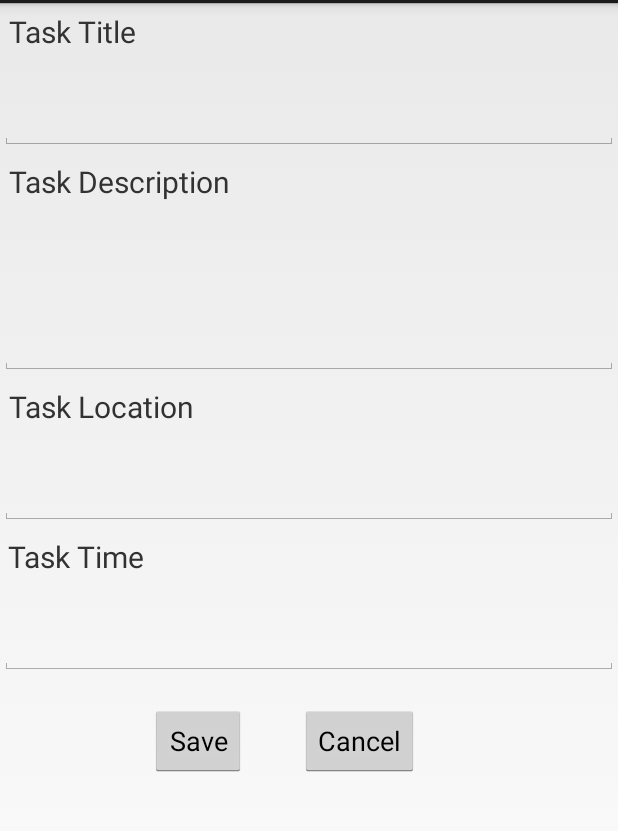
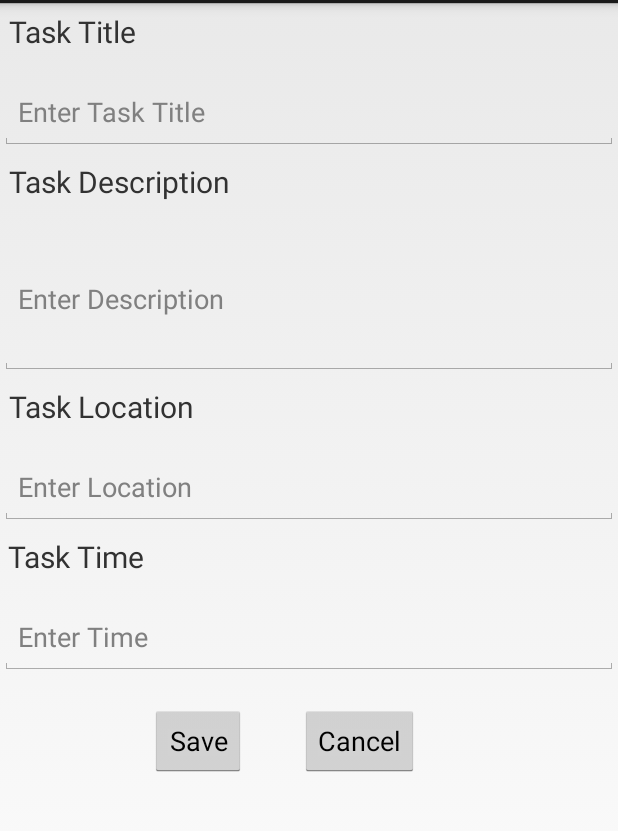
Before and after one commit to aloknathsaha1987/ToDoList, an Android app: the CreateNewNoteActivity screen opened directly, with no data from a screen before it, on a phone screen of 412 x 824 dp, the part 69-900 px from its top. Run offline under Robolectric (Android 15) with nearby library versions, the phone set to English and light mode, and no system bars.

Commit message:
Added Time Dialog and Sort Functionality

```diff
--- a/app/build.gradle
+++ b/app/build.gradle
@@ -6,7 +6,7 @@ android {
 
     defaultConfig {
         applicationId "com.aloknath.notetakingapp"
-        minSdkVersion 14
+        minSdkVersion 16
         targetSdkVersion 18
         versionCode 1
         versionName "1.0"
--- a/app/src/main/AndroidManifest.xml
+++ b/app/src/main/AndroidManifest.xml
@@ -11,6 +11,7 @@
             android:name=".MainActivity"
             android:label="@string/app_name"
             android:configChanges="orientation|screenSize">
+
             <intent-filter>
                 <action android:name="android.intent.action.MAIN" />
 
--- a/app/src/main/java/com/aloknath/notetakingapp/CreateNewNoteActivity.java
+++ b/app/src/main/java/com/aloknath/notetakingapp/CreateNewNoteActivity.java
@@ -1,14 +1,21 @@
 package com.aloknath.notetakingapp;
 
+import android.app.TimePickerDialog;
 import android.content.Intent;
 import android.os.Bundle;
 import android.view.MenuItem;
 import android.view.View;
 import android.widget.Button;
 import android.widget.EditText;
+import android.widget.TimePicker;
 
 import com.aloknath.notetakingapp.data.NoteItem;
 import com.aloknath.notetakingapp.database.DateDataSource;
+
+import java.text.DateFormat;
+import java.text.SimpleDateFormat;
+import java.util.Calendar;
+import java.util.Locale;
 
 /**
  * Created by ALOKNATH on 2/11/2015.
@@ -17,6 +24,9 @@ public class CreateNewNoteActivity extends NoteEditorActivity {
 
     private NoteItem item;
     private DateDataSource dataSource;
+    final Calendar calendar = Calendar.getInstance();
+    EditText setTime;
+
     @Override
     protected void onCreate(Bundle savedInstanceState) {
         super.onCreate(savedInstanceState);
@@ -29,22 +39,7 @@ public class CreateNewNoteActivity extends NoteEditorActivity {
         Intent intent = this.getIntent();
         item = new NoteItem();
         item.setKey(intent.getStringExtra("key"));
-        item.setTime(intent.getStringExtra("time"));
-        item.setTitle(intent.getStringExtra("title"));
-        item.setDescription(intent.getStringExtra("description"));
-        item.setLocation(intent.getStringExtra("location"));
-
-        EditText editText = (EditText)findViewById(R.id.titleText);
-        editText.setText(item.getTitle());
-
-        editText = (EditText)findViewById(R.id.titleDescription);
-        editText.setText(item.getDescription());
-
-        editText = (EditText)findViewById(R.id.titleLocation);
-        editText.setText(item.getLocation());
-
-        editText = (EditText)findViewById(R.id.titleTime);
-        editText.setText(item.getTime());
+        setTime = (EditText)findViewById(R.id.titleTime);
 
         Button save = (Button)findViewById(R.id.save_button);
         save.setOnClickListener(new View.OnClickListener() {
@@ -61,8 +56,31 @@ public class CreateNewNoteActivity extends NoteEditorActivity {
                 finish();
             }
         });
-        //Toast.makeText(this, "Weird: " + item.getKey() , Toast.LENGTH_SHORT).show();
+
     }
+
+    TimePickerDialog.OnTimeSetListener time = new TimePickerDialog.OnTimeSetListener() {
+        @Override
+        public void onTimeSet(TimePicker timePicker, int hourOfDay, int minute) {
+            calendar.set(Calendar.HOUR_OF_DAY, hourOfDay);
+            calendar.set(Calendar.MINUTE, minute);
+            setCurrentDateOnView();
+
+        }
+    };
+
+    private void setCurrentDateOnView() {
+        String timeFormat = "kk:mm";
+        SimpleDateFormat stf = new SimpleDateFormat(timeFormat, Locale.US);
+       // setTime.setText(stf.format(calendar.getTime()));
+        setTime.setText(stf.format(calendar.getTime()));
+
+    }
+
+    public void timeOnClick(View view){
+        new TimePickerDialog(CreateNewNoteActivity.this, time, calendar.get(Calendar.HOUR), calendar.get(Calendar.MINUTE), true).show();
+    }
+
 
     @Override
     protected void onResume() {
@@ -91,11 +109,10 @@ public class CreateNewNoteActivity extends NoteEditorActivity {
 
     private void saveToDbAndFinish() {
 
-        EditText editText = (EditText)findViewById(R.id.titleTime);
-        String noteText = editText.getText().toString();
+        String noteText = setTime.getText().toString();
         item.setTime(noteText);
 
-        editText = (EditText)findViewById(R.id.titleText);
+        EditText editText = (EditText)findViewById(R.id.titleText);
         noteText = editText.getText().toString();
         item.setTitle(noteText);
 
@@ -106,7 +123,6 @@ public class CreateNewNoteActivity extends NoteEditorActivity {
         editText = (EditText)findViewById(R.id.titleLocation);
         noteText = editText.getText().toString();
         item.setLocation(noteText);
-
 
         dataSource.addDayItems(item);
         dataSource.close();
--- a/app/src/main/java/com/aloknath/notetakingapp/NoteEditorActivity.java
+++ b/app/src/main/java/com/aloknath/notetakingapp/NoteEditorActivity.java
@@ -1,15 +1,24 @@
 package com.aloknath.notetakingapp;
 
 import android.app.Activity;
+import android.app.DatePickerDialog;
+import android.app.TimePickerDialog;
 import android.content.Intent;
 import android.os.Bundle;
 import android.view.MenuItem;
 import android.view.View;
 import android.widget.Button;
+import android.widget.DatePicker;
 import android.widget.EditText;
+import android.widget.TimePicker;
 
 import com.aloknath.notetakingapp.data.NoteItem;
 import com.aloknath.notetakingapp.database.DateDataSource;
+
+import java.sql.Time;
+import java.text.SimpleDateFormat;
+import java.util.Calendar;
+import java.util.Locale;
 
 /**
  * Created by ALOKNATH on 2/9/2015.
@@ -18,6 +27,8 @@ public class NoteEditorActivity extends Activity {
 
     private NoteItem note;
     private DateDataSource dataSource;
+    final Calendar calendar = Calendar.getInstance();
+    EditText setTime;
     @Override
     protected void onCreate(Bundle savedInstanceState) {
         super.onCreate(savedInstanceState);
@@ -42,8 +53,8 @@ public class NoteEditorActivity extends Activity {
         editText = (EditText)findViewById(R.id.titleLocation);
         editText.setText(note.getLocation());
 
-        editText = (EditText)findViewById(R.id.titleTime);
-        editText.setText(note.getTime());
+        setTime = (EditText)findViewById(R.id.titleTime);
+        setTime.setText(note.getTime());
 
         Button save = (Button)findViewById(R.id.save_button);
         save.setOnClickListener(new View.OnClickListener() {
@@ -96,6 +107,38 @@ public class NoteEditorActivity extends Activity {
         finish();
     }
 
+    Time timer;
+    TimePickerDialog.OnTimeSetListener time = new TimePickerDialog.OnTimeSetListener() {
+        @Override
+        public void onTimeSet(TimePicker timePicker, int hourOfDay, int minute) {
+            calendar.set(Calendar.HOUR, hourOfDay);
+            calendar.set(Calendar.MINUTE, minute);
+            setCurrentDateOnView();
+
+        }
+    };
+
+    private void setCurrentDateOnView() {
+        String timeFormat = "hh:mm a";
+        SimpleDateFormat stf = new SimpleDateFormat(timeFormat, Locale.US);
+        setTime.setText(stf.format(calendar.getTime()));
+
+    }
+
+    DatePickerDialog.OnDateSetListener date = new DatePickerDialog.OnDateSetListener() {
+        @Override
+        public void onDateSet(DatePicker datePicker, int year, int monthOfYear, int dayOfMonth) {
+            calendar.set(Calendar.YEAR, year);
+            calendar.set(Calendar.DAY_OF_MONTH, dayOfMonth);
+            calendar.set(Calendar.MONTH, monthOfYear);
+        }
+    };
+
+    public void timeOnClick(View view){
+        new TimePickerDialog(NoteEditorActivity.this, time, calendar.get(Calendar.HOUR), calendar.get(Calendar.MINUTE), true ).show();
+
+    }
+
     @Override
     protected void onResume() {
         super.onResume();
--- a/app/src/main/res/layout/activity_note_editor.xml
+++ b/app/src/main/res/layout/activity_note_editor.xml
@@ -24,6 +24,7 @@
             android:layout_width="fill_parent"
             android:layout_height="50dp"
             android:id="@+id/titleText"
+            android:hint="@string/enter_title"
             android:ems="10"
             android:singleLine="false"
             android:inputType="textMultiLine"
@@ -48,6 +49,7 @@
             android:layout_width="fill_parent"
             android:layout_height="100dp"
             android:id="@+id/titleDescription"
+            android:hint="@string/enter_description"
             android:ems="10"
             android:singleLine="false"
             android:inputType="textMultiLine"
@@ -74,6 +76,7 @@
             android:id="@+id/titleLocation"
             android:ems="10"
             android:singleLine="false"
+            android:hint="@string/enter_location"
             android:inputType="textMultiLine"
             android:layout_below="@+id/task_location"
             android:layout_alignParentLeft="true"
@@ -96,13 +99,14 @@
             android:layout_width="fill_parent"
             android:layout_height="50dp"
             android:id="@+id/titleTime"
+            android:inputType="time"
             android:ems="10"
-            android:singleLine="false"
-            android:inputType="textMultiLine"
+            android:hint="@string/enter_time"
             android:layout_below="@+id/task_time"
             android:layout_alignParentLeft="true"
             android:layout_alignParentStart="true"
-            android:layout_marginTop="15dp" />
+            android:layout_marginTop="15dp"
+            android:onClick="timeOnClick"/>
 
         <Button
             android:layout_width="wrap_content"
@@ -123,6 +127,8 @@
             android:layout_alignLeft="@+id/save_button"
             android:layout_marginLeft="100dp"/>
 
+
+
     </RelativeLayout>
 
 </ScrollView>
--- a/app/src/main/res/values/strings.xml
+++ b/app/src/main/res/values/strings.xml
@@ -6,5 +6,9 @@
     <string name="action_calender">Calender</string>
     <string name="drawer_open">Open navigation drawer</string>
     <string name="drawer_close">Close navigation drawer</string>
+    <string name="enter_time">Enter Time</string>
+    <string name="enter_title">Enter Task Title</string>
+    <string name="enter_description">Enter Description</string>
+    <string name="enter_location">Enter Location</string>
 
 </resources>
--- a/app/src/main/res/values/styles.xml
+++ b/app/src/main/res/values/styles.xml
@@ -3,6 +3,7 @@
     <!-- Base application theme. -->
     <style name="AppTheme" parent="android:Theme.Holo.Light.DarkActionBar">
         <!-- Customize your theme here. -->
+        <item name="android:displayOptions">showTitle</item>
     </style>
 
 </resources>
```
Also changed, not shown: app/src/main/java/com/aloknath/notetakingapp/CalenderActivity.java (+101 -0 lines), app/src/main/java/com/aloknath/notetakingapp/DayBreakDownActivity.java (+4 -4 lines), app/src/main/java/com/aloknath/notetakingapp/MainActivity.java (+22 -7 lines), app/src/main/res/values/colors.xml (added, +13 -0 lines), app/src/main/res/drawable-hdpi/ic_drawer.png (added), app/src/main/res/drawable-mdpi/ic_drawer.png (added), app/src/main/res/drawable-xhdpi/ic_drawer.png (added), app/src/main/res/drawable-xxhdpi/ic_drawer.png (added).
